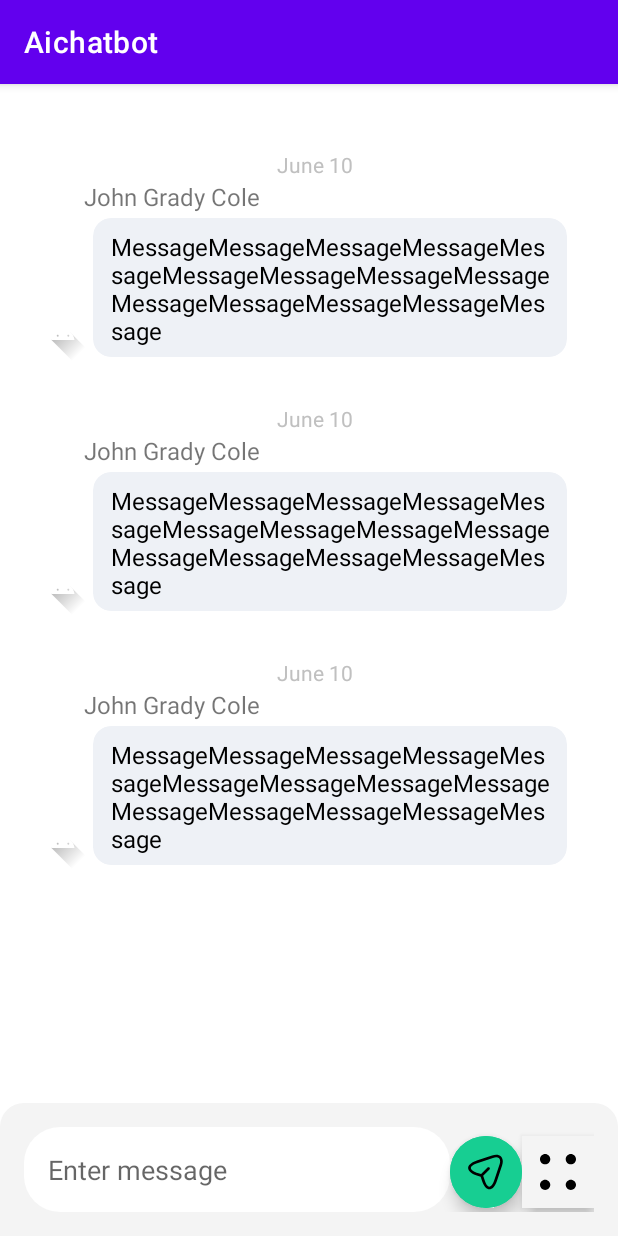
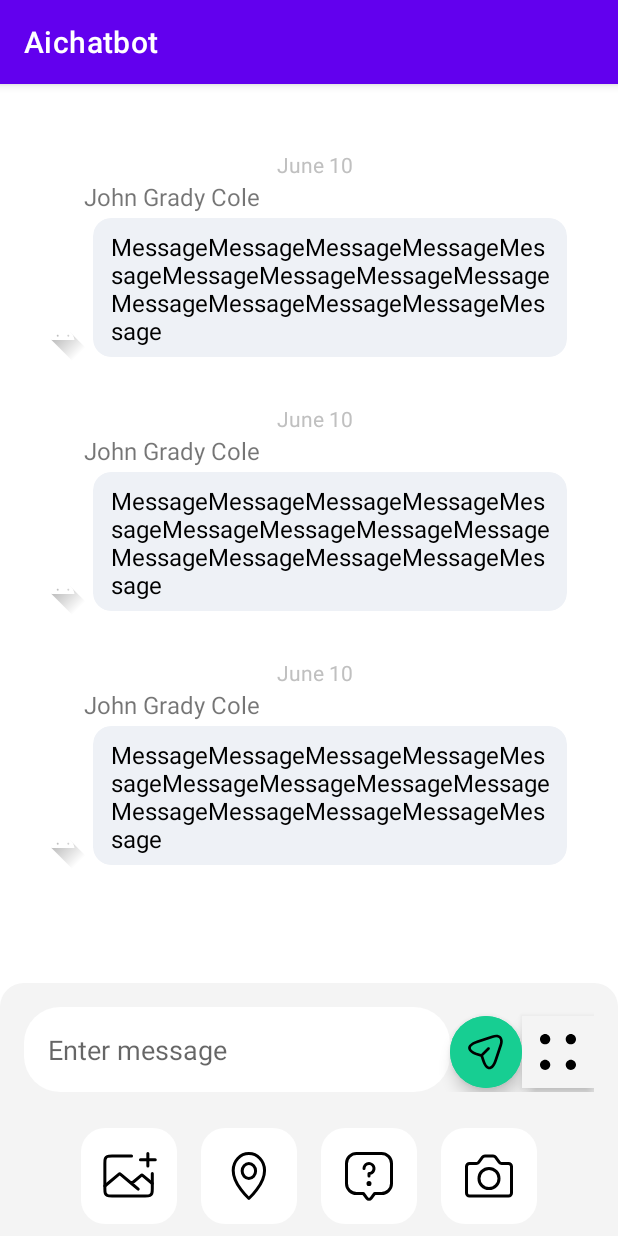
Before and after one commit to liang-zhihao/ai-chatbot, an Android app: the screen it shows after launch (MessageActivity), after a tap on an icon or button, on a phone screen of 412 x 824 dp. Run offline under Robolectric (Android 15) with nearby library versions, the phone set to English and light mode, and no system bars; libraries missing offline, so code that uses them is left out: io.noties.markwon, org.commonmark.node; 4 statements that could not run were skipped.

Commit message:
feat: Create chatroom interface

```diff
--- a/Aichatbot/app/src/main/java/com/unimelb/aichatbot/MessageActivity.java
+++ b/Aichatbot/app/src/main/java/com/unimelb/aichatbot/MessageActivity.java
@@ -1,13 +1,22 @@
 package com.unimelb.aichatbot;
 
+import android.content.Context;
 import android.os.Bundle;
 import android.text.Spanned;
 import android.view.View;
+import android.view.inputmethod.InputMethodManager;
+import android.widget.Button;
 import android.widget.EditText;
+import android.widget.ImageButton;
+import android.widget.LinearLayout;
+
 import androidx.appcompat.app.AppCompatActivity;
 import androidx.recyclerview.widget.LinearLayoutManager;
 import androidx.recyclerview.widget.RecyclerView;
+
+import com.google.android.material.bottomsheet.BottomSheetDialog;
 import com.google.android.material.button.MaterialButton;
+import com.unimelb.aichatbot.util.KeyboardUtils;
 
 import org.commonmark.node.Node;
 
@@ -24,6 +33,8 @@ public class MessageActivity extends AppCompatActivity {
     private MaterialButton sendMessageButton;
     private MaterialButton groupButton;
 
+    private LinearLayout bottomSheetLayout;
+
     @Override
     protected void onCreate(Bundle savedInstanceState) {
         super.onCreate(savedInstanceState);
@@ -35,9 +46,9 @@ public class MessageActivity extends AppCompatActivity {
         sendMessageButton = findViewById(R.id.send_message_button);
         groupButton = findViewById(R.id.message_more_options_button);
 
+        bottomSheetLayout = findViewById(R.id.message_bottom_layout);
 
         List<MessageAdapter.Message> messages = new ArrayList<>();
-
 
 
         messages.add(new MessageAdapter.Message("June 11", "John Doe", "**Hello there!**", "9:00"));
@@ -69,12 +80,84 @@ public class MessageActivity extends AppCompatActivity {
         });
 
         // Setting click listener for the group button
-        groupButton.setOnClickListener(new View.OnClickListener() {
+        groupButton.setOnClickListener(v -> {
+            View currentFocus = this.getCurrentFocus();
+
+//
+            if (!hasPopupBottomSheet() && currentFocus == null) {
+                showBottomSheetDialog();
+                return;
+            }
+
+            if (hasPopupBottomSheet()) {
+                messageEditText.requestFocus();
+                currentFocus = this.getCurrentFocus();
+                KeyboardUtils.openKeyboard(this, currentFocus);
+                showBottomSheetDialog();
+            } else {
+                showBottomSheetDialog();
+                KeyboardUtils.hideKeyboard(this, currentFocus);
+                messageEditText.clearFocus();
+
+
+            }
+        });
+
+//
+        messageEditText.setOnClickListener(v -> {
+            closeBottomSheet();
+        });
+    }
+
+    private boolean hasPopupBottomSheet() {
+        return bottomSheetLayout.getChildCount() > 1;
+    }
+
+    private void closeKeyboard() {
+        View view = this.getCurrentFocus();
+        if (view != null) {
+            InputMethodManager imm = (InputMethodManager) getSystemService(Context.INPUT_METHOD_SERVICE);
+            imm.hideSoftInputFromWindow(view.getWindowToken(), 0);
+        }
+    }
+
+    private void closeBottomSheet() {
+        if (hasPopupBottomSheet()) {
+            bottomSheetLayout.removeViewAt(1);
+            return;
+        }
+
+    }
+
+    private void showBottomSheetDialog() {
+
+        View view = getLayoutInflater().inflate(R.layout.bottom_sheet_dialog, null);
+//        BottomSheetDialog bottomSheetDialog = new BottomSheetDialog(this);
+        if (bottomSheetLayout.getChildCount() > 1) {
+            bottomSheetLayout.removeViewAt(1);
+            return;
+        }
+        bottomSheetLayout.addView(view);
+
+        ImageButton sendPictureButton = view.findViewById(R.id.message_add_photo_button);
+        sendPictureButton.setOnClickListener(new View.OnClickListener() {
             @Override
             public void onClick(View v) {
-                // Handle group button click event here
-                // Perhaps you want to open a group chat or show group options
+                // TODO: Handle send picture action
+
             }
         });
+
+        ImageButton handleMapBtn = view.findViewById(R.id.message_map_button);
+        handleMapBtn.setOnClickListener(new View.OnClickListener() {
+            @Override
+            public void onClick(View v) {
+                // TODO: Handle record voice action
+
+            }
+        });
+
+        // ... set click listeners for other options
+
     }
 }
--- /dev/null
+++ b/Aichatbot/app/src/main/java/com/unimelb/aichatbot/util/KeyboardUtils.java
@@ -0,0 +1,39 @@
+package com.unimelb.aichatbot.util;
+
+import android.content.Context;
+import android.view.View;
+import android.view.inputmethod.InputMethodManager;
+
+public class KeyboardUtils {
+
+    // Function to open the keyboard
+    public static void openKeyboard(Context context, View view) {
+        if (context != null && view != null) {
+            InputMethodManager imm = (InputMethodManager) context.getSystemService(Context.INPUT_METHOD_SERVICE);
+            if (imm != null) {
+                imm.showSoftInput(view, InputMethodManager.SHOW_IMPLICIT);
+            }
+        }
+    }
+
+    // Function to hide the keyboard
+    public static void hideKeyboard(Context context, View view) {
+        if (context != null && view != null) {
+            InputMethodManager imm = (InputMethodManager) context.getSystemService(Context.INPUT_METHOD_SERVICE);
+            if (imm != null) {
+                imm.hideSoftInputFromWindow(view.getWindowToken(), 0);
+            }
+        }
+    }
+
+    // Function to check if the keyboard is shown
+    public static boolean isKeyboardShown(View rootView) {
+        final int softKeyboardHeightDpThreshold = 100;
+        int rootViewHeight = rootView.getHeight();
+        int rootViewVisibleHeight = rootView.getRootView().getHeight();
+        int heightDiff = rootViewVisibleHeight - rootViewHeight;
+        float density = rootView.getResources().getDisplayMetrics().density;
+
+        return heightDiff > softKeyboardHeightDpThreshold * density;
+    }
+}
--- /dev/null
+++ b/Aichatbot/app/src/main/res/drawable/bottom_sheet_divider.xml
@@ -0,0 +1,7 @@
+<?xml version="1.0" encoding="utf-8"?>
+
+<shape xmlns:android="http://schemas.android.com/apk/res/android">
+    <size
+        android:height="8dp"
+        android:width="16dp"/>
+</shape>
--- /dev/null
+++ b/Aichatbot/app/src/main/res/drawable/ic_add_photo.xml
@@ -0,0 +1,27 @@
+<vector xmlns:android="http://schemas.android.com/apk/res/android"
+    android:width="48dp"
+    android:height="40dp"
+    android:viewportWidth="48"
+    android:viewportHeight="40">
+  <path
+      android:pathData="M25.698,6.667H12.707C11.027,6.667 10.187,6.667 9.545,6.994C8.981,7.281 8.522,7.74 8.234,8.305C7.907,8.947 7.907,9.787 7.907,11.467V28.533C7.907,30.214 7.907,31.054 8.234,31.695C8.522,32.26 8.981,32.719 9.545,33.006C10.187,33.333 11.027,33.333 12.707,33.333H34.735C36.415,33.333 37.255,33.333 37.897,33.006C38.461,32.719 38.92,32.26 39.208,31.695C39.535,31.054 39.535,30.214 39.535,28.533V18.333"
+      android:strokeLineJoin="round"
+      android:strokeWidth="2"
+      android:fillColor="#00000000"
+      android:strokeColor="#000000"
+      android:strokeLineCap="round"/>
+  <path
+      android:pathData="M7.907,26.667L17.146,18.877C17.518,18.563 18.063,18.563 18.435,18.877L25.698,25M25.698,25L31.972,19.71C32.344,19.396 32.889,19.396 33.261,19.71L39.535,25M25.698,25L30.145,28.75"
+      android:strokeLineJoin="round"
+      android:strokeWidth="2"
+      android:fillColor="#00000000"
+      android:strokeColor="#000000"
+      android:strokeLineCap="round"/>
+  <path
+      android:pathData="M36.57,5V9.167M36.57,13.333V9.167M36.57,9.167H31.628M36.57,9.167H41.512"
+      android:strokeLineJoin="round"
+      android:strokeWidth="2"
+      android:fillColor="#00000000"
+      android:strokeColor="#000000"
+      android:strokeLineCap="round"/>
+</vector>
--- /dev/null
+++ b/Aichatbot/app/src/main/res/drawable/ic_help_question.xml
@@ -0,0 +1,16 @@
+<vector xmlns:android="http://schemas.android.com/apk/res/android"
+    android:width="40dp"
+    android:height="40dp"
+    android:viewportWidth="40"
+    android:viewportHeight="40">
+  <path
+      android:pathData="M16.667,15C16.667,14.341 16.862,13.696 17.228,13.148C17.595,12.6 18.115,12.173 18.724,11.92C19.333,11.668 20.004,11.602 20.65,11.731C21.297,11.859 21.891,12.177 22.357,12.643C22.823,13.109 23.141,13.703 23.269,14.35C23.398,14.996 23.332,15.667 23.08,16.276C22.827,16.885 22.4,17.405 21.852,17.772C21.304,18.138 20.659,18.333 20,18.333V20M23.75,31.667L21.333,34.889C20.667,35.778 19.333,35.778 18.667,34.889L16.25,31.667H11.667C7.985,31.667 5,28.682 5,25V11.667C5,7.985 7.985,5 11.667,5H28.333C32.015,5 35,7.985 35,11.667V25C35,28.682 32.015,31.667 28.333,31.667H23.75Z"
+      android:strokeLineJoin="round"
+      android:strokeWidth="2"
+      android:fillColor="#00000000"
+      android:strokeColor="#000000"
+      android:strokeLineCap="round"/>
+  <path
+      android:pathData="M20,25m-1.667,0a1.667,1.667 0,1 1,3.333 0a1.667,1.667 0,1 1,-3.333 0"
+      android:fillColor="#000000"/>
+</vector>
--- /dev/null
+++ b/Aichatbot/app/src/main/res/drawable/ic_location_point.xml
@@ -0,0 +1,20 @@
+<vector xmlns:android="http://schemas.android.com/apk/res/android"
+    android:width="36dp"
+    android:height="40dp"
+    android:viewportWidth="36"
+    android:viewportHeight="40">
+  <path
+      android:pathData="M13.438,16.667a4.479,5 0,1 0,8.958 0a4.479,5 0,1 0,-8.958 0z"
+      android:strokeLineJoin="round"
+      android:strokeWidth="2"
+      android:fillColor="#00000000"
+      android:strokeColor="#000000"
+      android:strokeLineCap="round"/>
+  <path
+      android:pathData="M28.368,16.25C28.368,25.625 17.917,35 17.917,35C17.917,35 7.465,25.625 7.465,16.25C7.465,10.037 12.145,5 17.917,5C23.689,5 28.368,10.037 28.368,16.25Z"
+      android:strokeLineJoin="round"
+      android:strokeWidth="2"
+      android:fillColor="#00000000"
+      android:strokeColor="#000000"
+      android:strokeLineCap="round"/>
+</vector>
--- /dev/null
+++ b/Aichatbot/app/src/main/res/drawable/ic_photo_camera.xml
@@ -0,0 +1,20 @@
+<vector xmlns:android="http://schemas.android.com/apk/res/android"
+    android:width="40dp"
+    android:height="40dp"
+    android:viewportWidth="40"
+    android:viewportHeight="40">
+  <path
+      android:pathData="M5,13.667C5,12.562 5.895,11.667 7,11.667H11.5C12.13,11.667 12.722,11.37 13.1,10.867L15.65,7.467C16.028,6.963 16.621,6.667 17.25,6.667H22.75C23.379,6.667 23.972,6.963 24.35,7.467L26.9,10.867C27.278,11.37 27.871,11.667 28.5,11.667H33C34.105,11.667 35,12.562 35,13.667V31.333C35,32.438 34.105,33.333 33,33.333H7C5.895,33.333 5,32.438 5,31.333V13.667Z"
+      android:strokeLineJoin="round"
+      android:strokeWidth="2"
+      android:fillColor="#00000000"
+      android:strokeColor="#000000"
+      android:strokeLineCap="round"/>
+  <path
+      android:pathData="M20,21.667m-6.667,0a6.667,6.667 0,1 1,13.333 0a6.667,6.667 0,1 1,-13.333 0"
+      android:strokeLineJoin="round"
+      android:strokeWidth="2"
+      android:fillColor="#00000000"
+      android:strokeColor="#000000"
+      android:strokeLineCap="round"/>
+</vector>
--- /dev/null
+++ b/Aichatbot/app/src/main/res/drawable/rounded_icon_background.xml
@@ -0,0 +1,9 @@
+<?xml version="1.0" encoding="utf-8"?>
+<layer-list xmlns:android="http://schemas.android.com/apk/res/android">
+    <item>
+        <shape android:shape="rectangle">
+            <corners android:radius="16dp" />
+            <solid android:color="@android:color/white" />
+        </shape>
+    </item>
+</layer-list>
--- /dev/null
+++ b/Aichatbot/app/src/main/res/layout/bottom_sheet_dialog.xml
@@ -0,0 +1,51 @@
+<LinearLayout xmlns:android="http://schemas.android.com/apk/res/android"
+    android:layout_width="match_parent"
+    android:layout_height="wrap_content"
+    android:background="@color/cultured"
+    android:divider="@drawable/bottom_sheet_divider"
+    android:gravity="center_horizontal"
+    android:orientation="horizontal"
+    android:paddingVertical="8dp"
+    android:showDividers="middle">
+
+    <!-- add photo Icon -->
+    <androidx.appcompat.widget.AppCompatImageButton
+        android:id="@+id/message_add_photo_button"
+        android:layout_width="64dp"
+        android:layout_height="64dp"
+        android:backgroundTint="@color/white"
+        android:background="@drawable/rounded_icon_background"
+        android:contentDescription="Camera"
+        android:src="@drawable/ic_add_photo" />
+
+    <!-- map Icon -->
+    <androidx.appcompat.widget.AppCompatImageButton
+        android:id="@+id/message_map_button"
+        android:layout_width="64dp"
+        android:layout_height="64dp"
+        android:backgroundTint="@color/white"
+        android:background="@drawable/rounded_icon_background"
+        android:contentDescription="Phone"
+        android:src="@drawable/ic_location_point" />
+
+    <!-- question Icon -->
+    <androidx.appcompat.widget.AppCompatImageButton
+        android:id="@+id/message_question_button"
+        android:layout_width="64dp"
+        android:layout_height="64dp"
+        android:backgroundTint="@color/white"
+        android:background="@drawable/rounded_icon_background"
+        android:contentDescription="Message"
+        android:src="@drawable/ic_help_question" />
+
+    <!-- camera Icon -->
+    <androidx.appcompat.widget.AppCompatImageButton
+        android:id="@+id/message_camera_button"
+        android:layout_width="64dp"
+        android:layout_height="64dp"
+        android:backgroundTint="@color/white"
+        android:background="@drawable/rounded_icon_background"
+        android:contentDescription="Map"
+        android:src="@drawable/ic_photo_camera" />
+
+</LinearLayout>
--- a/Aichatbot/app/src/main/res/layout/layout_chat_box.xml
+++ b/Aichatbot/app/src/main/res/layout/layout_chat_box.xml
@@ -6,26 +6,35 @@
     android:layout_height="match_parent">
 
     <!-- RecyclerView to display a list of messages or other content -->
+
+    <!-- LinearLayout to contain the message input field and send button -->
+
     <androidx.recyclerview.widget.RecyclerView
         android:id="@+id/message_recycler_view"
         android:layout_width="match_parent"
         android:layout_height="0dp"
         android:padding="16dp"
-        app:layout_constraintBottom_toTopOf="@+id/message_input_layout"
+        app:layout_constraintBottom_toTopOf="@+id/message_bottom_layout"
+        app:layout_constraintEnd_toEndOf="parent"
         app:layout_constraintStart_toStartOf="parent"
         app:layout_constraintTop_toTopOf="parent" />
 
-    <!-- LinearLayout to contain the message input field and send button -->
+    <LinearLayout
+        android:id="@+id/message_bottom_layout"
+        android:layout_width="match_parent"
+        android:layout_height="wrap_content"
+        android:orientation="vertical"
+        app:layout_constraintBottom_toBottomOf="parent"
+        app:layout_constraintEnd_toEndOf="parent"
+        app:layout_constraintStart_toStartOf="parent">
+
         <LinearLayout
             android:id="@+id/message_input_layout"
             android:layout_width="match_parent"
             android:layout_height="wrap_content"
             android:background="@drawable/message_box_layout_background"
             android:orientation="horizontal"
-        android:padding="16dp"
-        app:layout_constraintBottom_toBottomOf="parent"
-        app:layout_constraintEnd_toEndOf="parent"
-        app:layout_constraintStart_toStartOf="parent">
+            android:padding="16dp">
 
             <!-- EditText field for inputting messages -->
             <EditText
@@ -39,25 +48,28 @@
 
             <!-- Send button with a specific icon and background color -->
             <com.google.android.material.button.MaterialButton
+                android:id="@+id/send_message_button"
                 style="@style/Widget.MaterialComponents.ExtendedFloatingActionButton"
-            android:id="@+id/send_message_button"
-            app:cornerRadius="28dp"
                 android:layout_width="48dp"
                 android:layout_height="48dp"
-            app:icon="@drawable/ic_send_btn_24dp"
                 android:backgroundTint="@color/primary"
                 android:gravity="center"
-            android:paddingStart="12dp" />
+                android:paddingStart="12dp"
+                app:cornerRadius="28dp"
+                app:icon="@drawable/ic_send_btn_24dp" />
 
             <!-- Additional button with a group icon and different background color -->
             <com.google.android.material.button.MaterialButton
+                android:id="@+id/message_more_options_button"
                 style="@style/Widget.MaterialComponents.ExtendedFloatingActionButton"
-            android:id="@+id/message_more_options_button"
                 android:layout_width="48dp"
                 android:layout_height="48dp"
-            app:icon="@drawable/ic_group"
                 android:backgroundTint="@color/cultured"
                 android:gravity="center"
-            android:paddingStart="12dp" />
+                android:paddingStart="12dp"
+                app:icon="@drawable/ic_group" />
+
+        </LinearLayout>
+
     </LinearLayout>
 </androidx.constraintlayout.widget.ConstraintLayout>
--- a/Aichatbot/app/src/main/res/values/colors.xml
+++ b/Aichatbot/app/src/main/res/values/colors.xml
@@ -6,12 +6,12 @@
     <color name="teal_200">#FF03DAC5</color>
     <color name="teal_700">#FF018786</color>
     <color name="black">#FF000000</color>
-    <color name="white">#FFFFFFFF</color>
+    <color name="white">#FFFFFF</color>
     <color name="light_blue_400">#FF29B6F6</color>
     <color name="light_blue_600">#FF039BE5</color>
     <color name="gray_400">#FFBDBDBD</color>
     <color name="gray_600">#FF757575</color>
-<!--    our project design system-->
+    <!--    our project design system-->
     <color name="cultured">#F4F4F4</color>
     <color name="primary">#17CE92</color>
 </resources>
```
Lines whose indentation alone changed are shown as unchanged.
